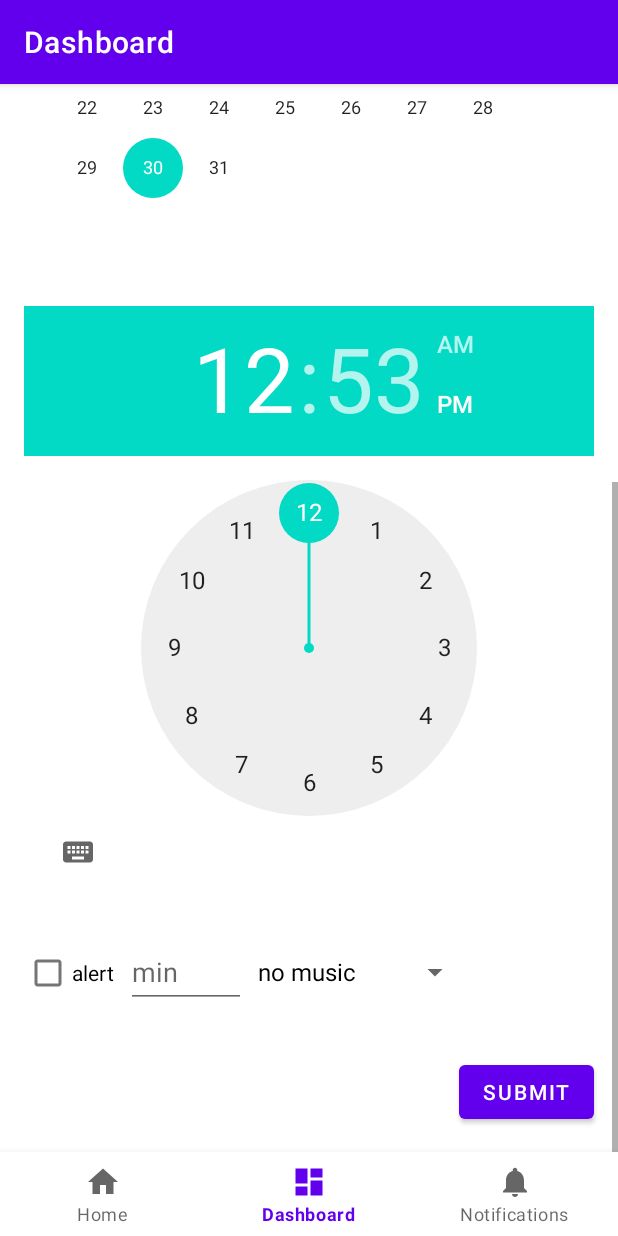
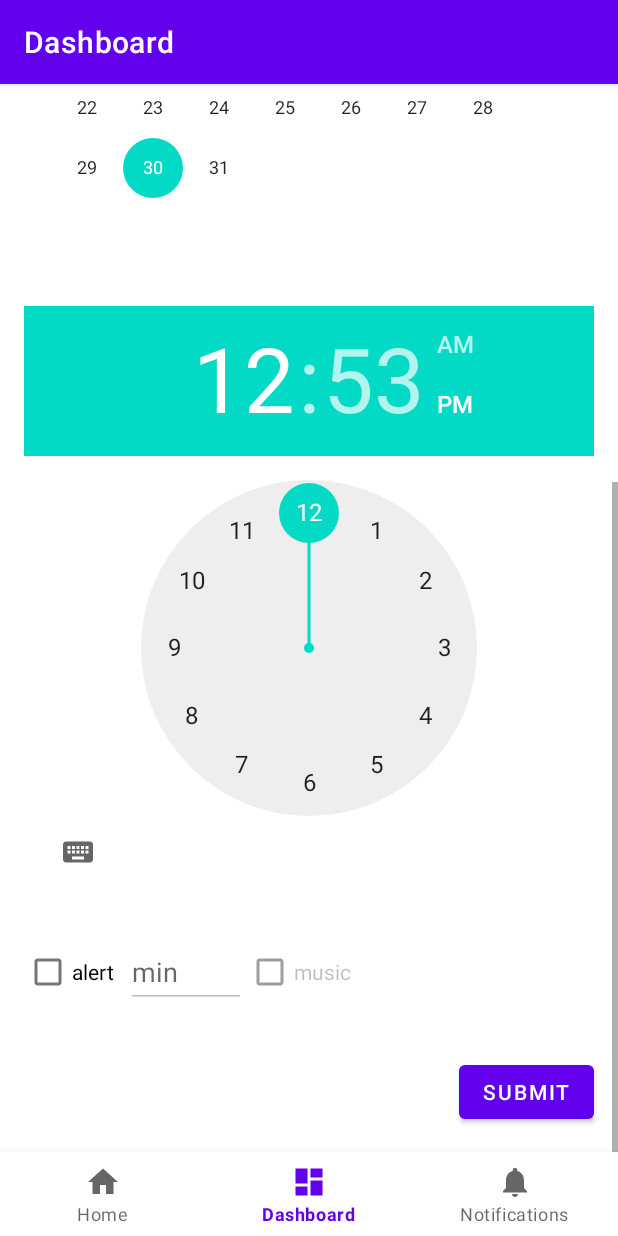
Before and after one commit to freejool/CountDown, an Android app: the DashboardFragment screen opened through its navigation route, scrolled down 423 dp, on a phone screen of 412 x 824 dp. Run offline under Robolectric (Android 15) with nearby library versions, the phone set to English and light mode, and no system bars; our stand-ins replace Room's generated code, navigation-ui.

Commit message:
fixed unexpected music chooser popup

```diff
--- a/app/src/main/java/com/example/countdown/ui/dashboard/DashboardFragment.java
+++ b/app/src/main/java/com/example/countdown/ui/dashboard/DashboardFragment.java
@@ -5,6 +5,7 @@ import android.content.Context;
 import android.content.Intent;
 import android.net.Uri;
 import android.os.Bundle;
+import android.util.Log;
 import android.view.LayoutInflater;
 import android.view.View;
 import android.view.ViewGroup;
@@ -12,6 +13,7 @@ import android.widget.AdapterView;
 import android.widget.ArrayAdapter;
 import android.widget.Button;
 import android.widget.CheckBox;
+import android.widget.CompoundButton;
 import android.widget.DatePicker;
 import android.widget.EditText;
 import android.widget.Spinner;
@@ -55,7 +57,6 @@ public class DashboardFragment extends Fragment {
         binding = FragmentDashboardBinding.inflate(inflater, container, false);
         View root = binding.getRoot();
 
-
         AppDatabase db = AppDatabase.getInstance(getContext());
         CountDownDAO dao = db.countDownDAO();
 
@@ -66,9 +67,7 @@ public class DashboardFragment extends Fragment {
 
         DatePicker datePicker = binding.datePicker;
         TimePicker timePicker = binding.timePicker;
-        Spinner chooseMusic = binding.chooseMusicSpinner;
-        ArrayAdapter<CharSequence> chooseMusicAdapter = ArrayAdapter.createFromResource(getContext(), R.array.choose_music, android.R.layout.simple_spinner_dropdown_item);
-        chooseMusic.setAdapter(chooseMusicAdapter);
+        CheckBox chooseMusic = binding.chooseMusicCheckbox;
 
         TextView musicTitle = binding.musicTitle;
 
@@ -80,34 +79,39 @@ public class DashboardFragment extends Fragment {
             }
 
         });
-        chooseMusic.setOnItemSelectedListener(new AdapterView.OnItemSelectedListener(){
+
+        chooseMusic.setOnCheckedChangeListener(new CompoundButton.OnCheckedChangeListener() {
             @Override
-            public void onItemSelected(AdapterView<?> parent, View view, int position, long id) {
-                switch (position) {
-                    case 0: {
-                        selectMusic = null;
-                        musicTitle.setText("");
-                        break;
-                    }
-                    case 1: {
-                        fileExplorer.launch("audio/*");
-                        break;
-                    }
+            public void onCheckedChanged(CompoundButton buttonView, boolean isChecked) {
+                if (isChecked) {
+                    fileExplorer.launch("audio/*");
+                } else {
+                    musicTitle.setText("");
                 }
-            }
-
-            @Override
-            public void onNothingSelected(AdapterView<?> parent) {
             }
         });
 
         CheckBox alertCheckbox = binding.alertCheckbox;
         EditText alertText = binding.alertText;
+        alertText.setEnabled(false);
+        chooseMusic.setEnabled(false);
+
+        alertCheckbox.setOnCheckedChangeListener(new CompoundButton.OnCheckedChangeListener() {
+            @Override
+            public void onCheckedChanged(CompoundButton buttonView, boolean isChecked) {
+                if (isChecked) {
+                    alertText.setEnabled(true);
+                    chooseMusic.setEnabled(true);
+                } else {
+                    alertText.setEnabled(false);
+                    chooseMusic.setEnabled(false);
+                }
+            }
+        });
 
 
         Button buttonSubmit = binding.buttonSubmit;
         buttonSubmit.setOnClickListener(new View.OnClickListener() {
-
             @Override
             public void onClick(View v) {
                 int alertBeforeMinutes;
@@ -139,7 +143,7 @@ public class DashboardFragment extends Fragment {
                         alertBeforeMinutes,
                         selectMusic == null ? "" : selectMusic.toString());
                 dao.insertOne(record);
-                record=dao.findByEndTime(record.endTime);
+                record = dao.findByEndTime(record.endTime);
                 if (LocalDateTime.parse(record.endTime).minusMinutes(record.alertBeforeMinutes).isAfter(LocalDateTime.now())) {
                     AlertTimer newAT = new AlertTimer(record, getContext());
                     ((MainActivity) getActivity()).getAlertTimers().add(newAT);
@@ -148,6 +152,8 @@ public class DashboardFragment extends Fragment {
                                     .minusMinutes(record.alertBeforeMinutes).atZone(ZoneId.systemDefault()).toInstant()));
                 }
                 Toast.makeText(getContext(), "Success", Toast.LENGTH_LONG).show();
+                chooseMusic.setChecked(false);
+                alertCheckbox.setChecked(false);
             }
         });
 
--- a/app/src/main/res/layout/fragment_dashboard.xml
+++ b/app/src/main/res/layout/fragment_dashboard.xml
@@ -65,13 +65,15 @@
                     android:layout_marginStart="8dp"
                     android:hint="@string/min" />
 
-                <Spinner
-                    android:id="@+id/choose_music_spinner"
-                    android:layout_width="150dp"
-                    android:layout_height="match_parent" />
+                <CheckBox
+                    android:id="@+id/choose_music_checkbox"
+                    android:layout_width="wrap_content"
+                    android:layout_height="match_parent"
+                    android:text="music"/>
                 <TextView
                     android:id="@+id/music_title"
-                    android:layout_width="100dp"
+                    android:layout_width="140dp"
+                    android:layout_marginHorizontal="8dp"
                     android:layout_height="wrap_content"
                     android:layout_gravity="center_vertical"/>
             </LinearLayout>
```
